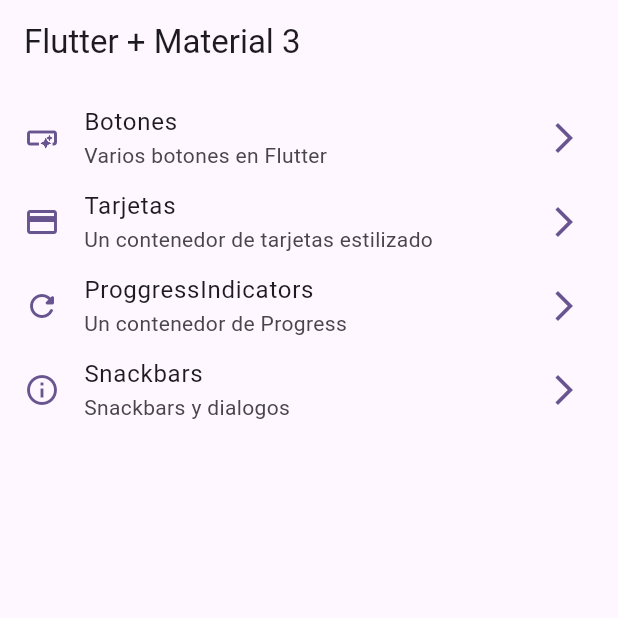
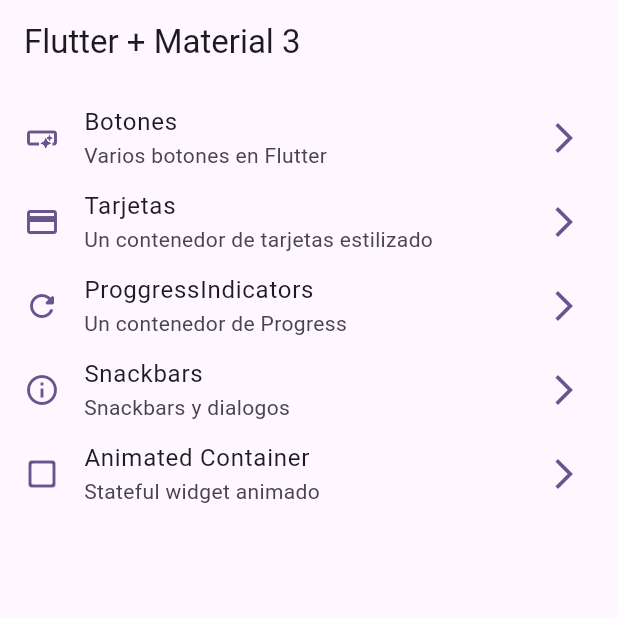
Before and after one commit to eeramirez10/widgets_app, a Flutter app: the screen it shows after launch, on a phone screen of 412 x 824 dp, the top half of it. Run offline on Flutter 3.47's test engine with Material 3 defaults, Android fonts, the phone set to English and light mode, and no system bars; our stand-ins replace go_router.

Commit message:
animated container finished

```diff
--- a/lib/config/menu/menu_items.dart
+++ b/lib/config/menu/menu_items.dart
@@ -33,5 +33,10 @@ const appMenuItems = <MenuItem>[
       title: 'Snackbars',
       icon: Icons.info_outline,
       subTitle: 'Snackbars y dialogos',
-      link: '/snackbars')
+      link: '/snackbars'),
+  MenuItem(
+      title: 'Animated Container',
+      icon: Icons.check_box_outline_blank_rounded,
+      subTitle: 'Stateful widget animado',
+      link: '/animated')
 ];
--- a/lib/config/router/app_router.dart
+++ b/lib/config/router/app_router.dart
@@ -1,4 +1,5 @@
 import 'package:go_router/go_router.dart';
+import 'package:widgets_app/presentation/screens/animated/animated_screen.dart';
 import 'package:widgets_app/presentation/screens/buttons/buttons_screen.dart';
 import 'package:widgets_app/presentation/screens/cards/card_screen.dart';
 import 'package:widgets_app/presentation/screens/home/home_screen.dart';
@@ -25,5 +26,9 @@ final router = GoRouter(routes: <RouteBase>[
   GoRoute(
       name: SnackbarScreen.name,
       path: '/snackbars',
-      builder: (context, state) => SnackbarScreen()),
+      builder: (context, state) => const SnackbarScreen()),
+  GoRoute(
+      name: AnimatedScreen.name,
+      path: '/animated',
+      builder: (context, state) => const AnimatedScreen()),
 ]);
```
Also changed, not shown: lib/presentation/screens/animated/animated_screen.dart (+44 -2 lines).
